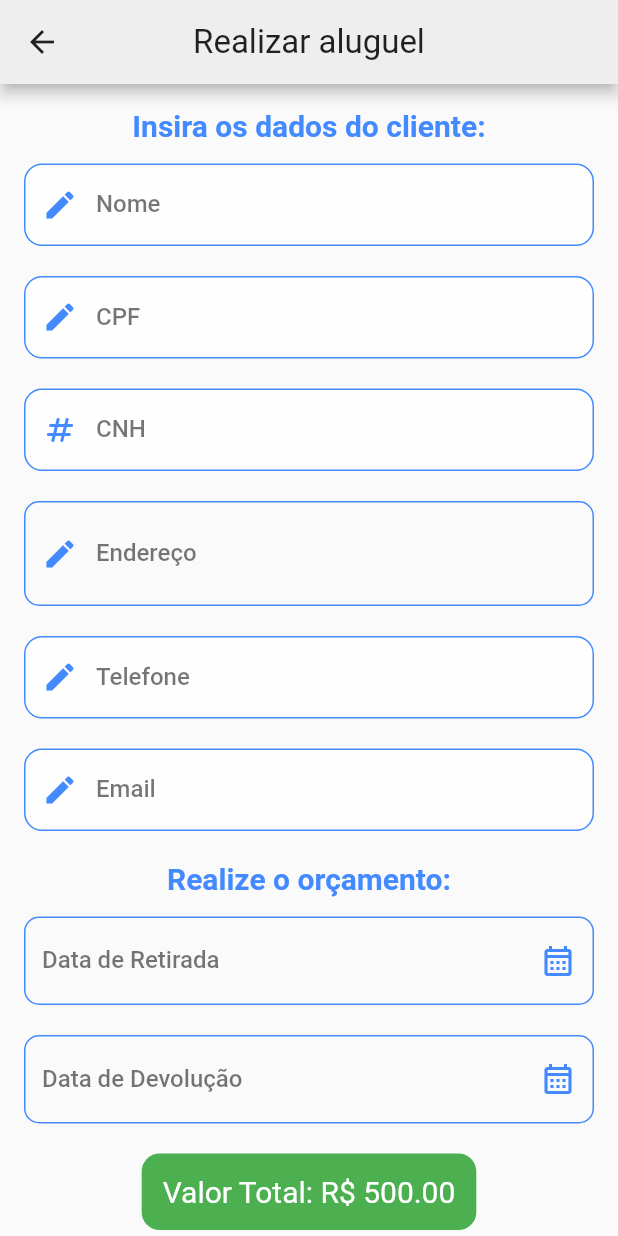
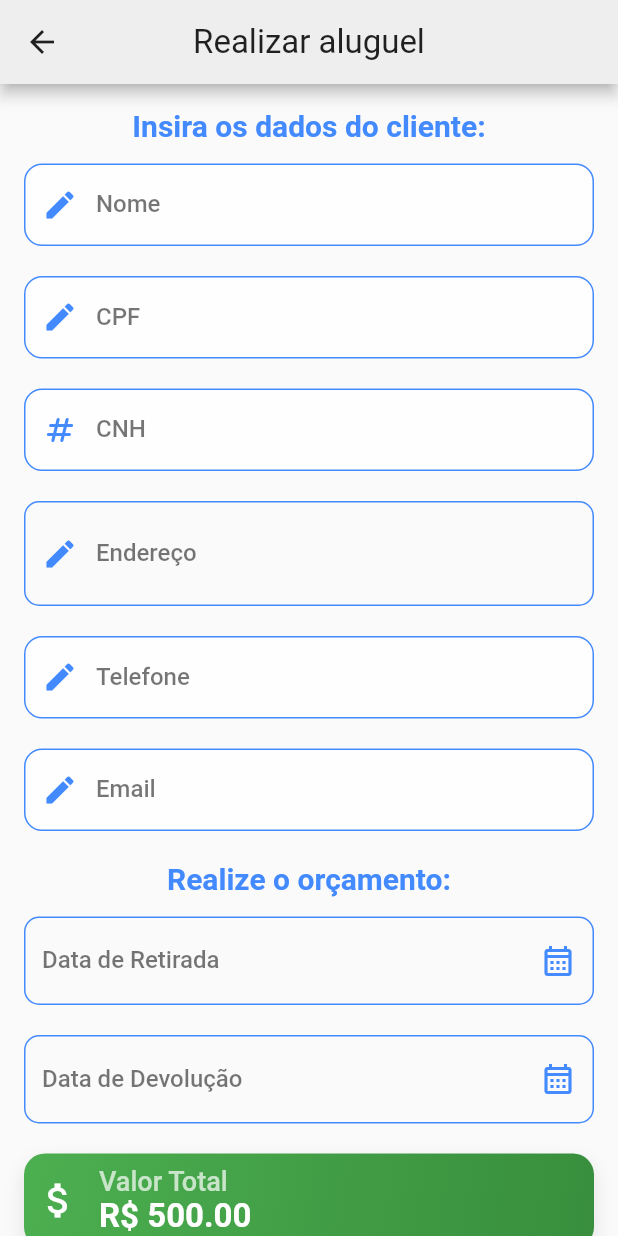
Before and after one commit to DouglaSantos777/ConnectCar, a Flutter app: the RealizarAluguelScreen screen opened directly, on a phone screen of 412 x 824 dp. Run offline on Flutter 3.47's test engine with Material 3 defaults, Android fonts, the phone set to English and light mode, and no system bars.

Commit message:
feat: atualização de estilo no widget valor_total

```diff
--- a/lib/widgets/valor_total_estilo.dart
+++ b/lib/widgets/valor_total_estilo.dart
@@ -7,22 +7,51 @@ class ValorTotalEstilo extends StatelessWidget {
   @override
   Widget build(BuildContext context) {
     return Container(
-      margin: const EdgeInsets.only(bottom: 20),
-      padding: const EdgeInsets.all(14),
+      margin: const EdgeInsets.only(bottom: 24),
+      padding: const EdgeInsets.all(8),
       decoration: BoxDecoration(
-        color: Colors.green,
-        borderRadius: BorderRadius.circular(12),
-      ),
-      child: Column(
-        children: [
-          Text('Valor Total: R\$ $valorTotal',
-            style: const TextStyle(
-              color: Colors.white,
-              fontSize: 20,
-            ),
+        gradient: LinearGradient(
+          colors: [Colors.green.shade500, Colors.green.shade700],
+          begin: Alignment.topLeft,
+          end: Alignment.bottomRight,
+        ),
+        borderRadius: BorderRadius.circular(14),
+        boxShadow: [
+          BoxShadow(
+            color: Colors.black.withOpacity(0.1),
+            blurRadius: 10,
+            offset: const Offset(0, 6),
           ),
         ],
-      )
+      ),
+      child: Row(
+        crossAxisAlignment: CrossAxisAlignment.center,
+        children: [
+          const Icon(Icons.attach_money, size: 30, color: Colors.white),
+          const SizedBox(width: 12),
+          Column(
+            crossAxisAlignment: CrossAxisAlignment.start,
+            children: [
+              const Text(
+                'Valor Total',
+                style: TextStyle(
+                  color: Colors.white70,
+                  fontSize: 18,
+                  fontWeight: FontWeight.w500,
+                ),
+              ),
+              Text(
+                'R\$ $valorTotal',
+                style: const TextStyle(
+                  color: Colors.white,
+                  fontSize: 22,
+                  fontWeight: FontWeight.bold,
+                ),
+              ),
+            ],
+          ),
+        ],
+      ),
     );
   }
 }
```
